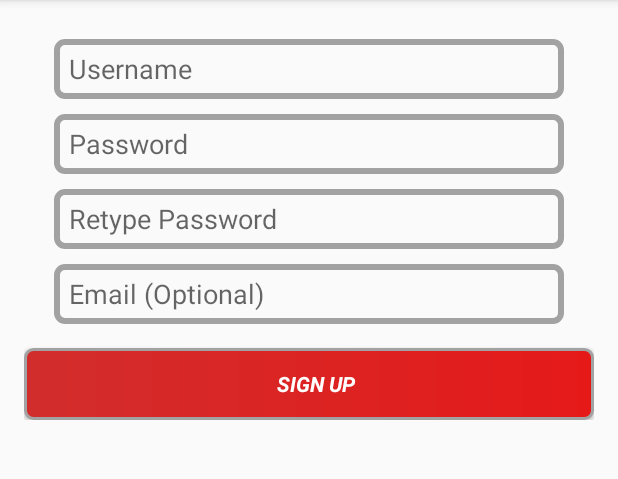
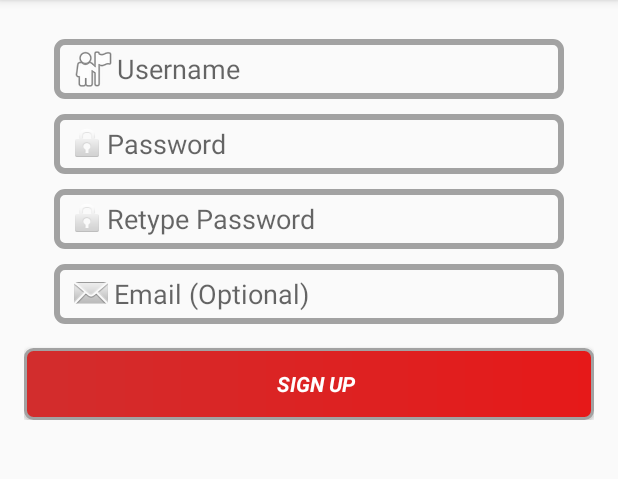
Before and after one commit to davis123123/iNGAGE, an Android app: the SignUpActivity screen opened directly, with no data from a screen before it, on a phone screen of 412 x 824 dp, the part 84-563 px from its top. Run offline under Robolectric (Android 15) with nearby library versions, the phone set to English and light mode, and no system bars.

Commit message:
Added drawables inside the text fields for signup and login.
Small icons are now placed inside the text fields to the left. Makes UI look better.

```diff
--- a/app/src/main/res/layout/activity_sign_in.xml
+++ b/app/src/main/res/layout/activity_sign_in.xml
@@ -19,6 +19,7 @@
         android:layout_marginLeft="20dp"
         android:layout_marginRight="20dp"
         android:layout_marginTop="10dp"
+        android:drawableLeft="@android:drawable/ic_menu_myplaces"
         android:hint="@string/prompt_username"
         android:maxLines="1"
         android:background="@layout/textfield"
@@ -32,6 +33,7 @@
             android:layout_marginLeft="20dp"
             android:layout_marginRight="20dp"
             android:layout_marginTop="10dp"
+            android:drawableLeft="@android:drawable/ic_lock_lock"
             android:inputType="textPassword"
             android:maxLines="1"
             android:background="@layout/textfield"
--- a/app/src/main/res/layout/activity_sign_up.xml
+++ b/app/src/main/res/layout/activity_sign_up.xml
@@ -20,6 +20,7 @@
             android:layout_marginLeft="20dp"
             android:layout_marginRight="20dp"
             android:layout_marginTop="10dp"
+            android:drawableLeft="@android:drawable/ic_menu_myplaces"
             android:hint="@string/prompt_username"
             android:maxLines="1"
             android:background="@layout/textfield"
@@ -32,6 +33,7 @@
             android:layout_marginLeft="20dp"
             android:layout_marginRight="20dp"
             android:layout_marginTop="10dp"
+            android:drawableLeft="@android:drawable/ic_lock_idle_lock"
             android:hint="@string/prompt_password"
             android:inputType="textPassword"
             android:maxLines="1"
@@ -46,6 +48,7 @@
             android:layout_marginLeft="20dp"
             android:layout_marginRight="20dp"
             android:layout_marginTop="10dp"
+            android:drawableLeft="@android:drawable/ic_lock_idle_lock"
             android:hint="@string/prompt_retype_password"
             android:inputType="textPassword"
             android:maxLines="1"
@@ -59,6 +62,7 @@
             android:layout_marginLeft="20dp"
             android:layout_marginRight="20dp"
             android:layout_marginTop="10dp"
+            android:drawableLeft="@android:drawable/sym_action_email"
             android:hint="@string/prompt_email"
             android:maxLines="1"
             android:background="@layout/textfield"
```
